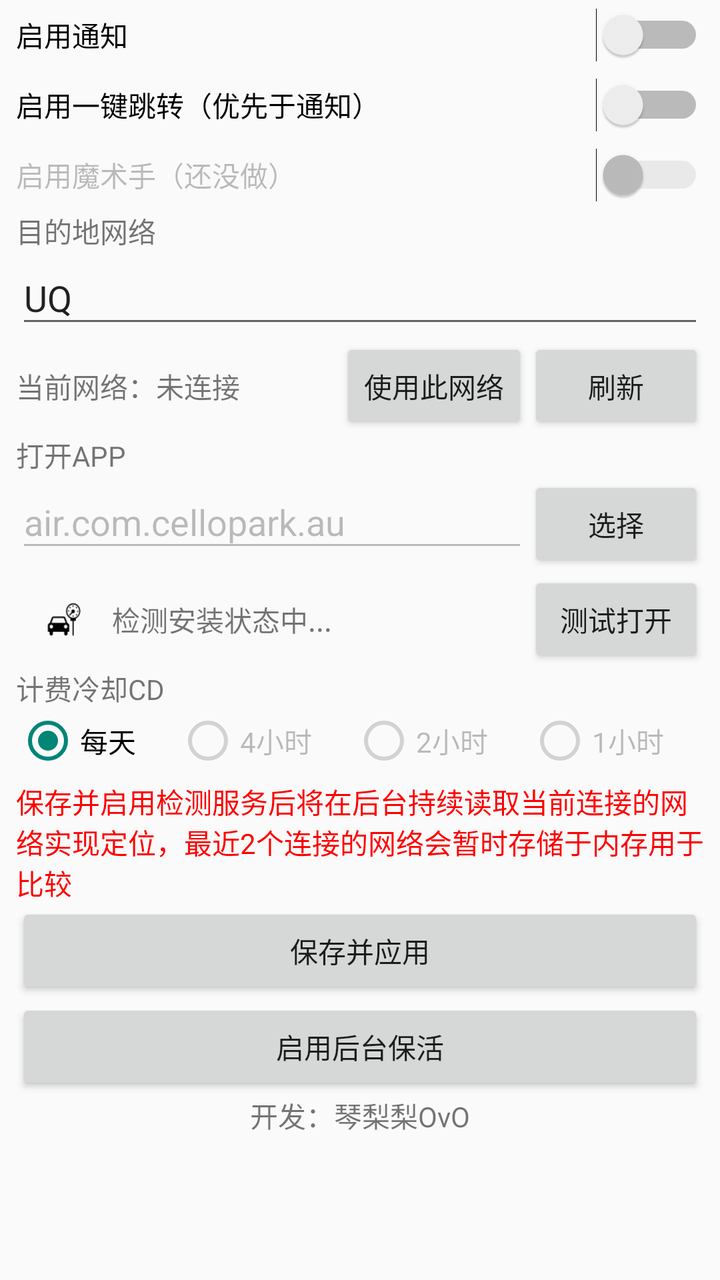
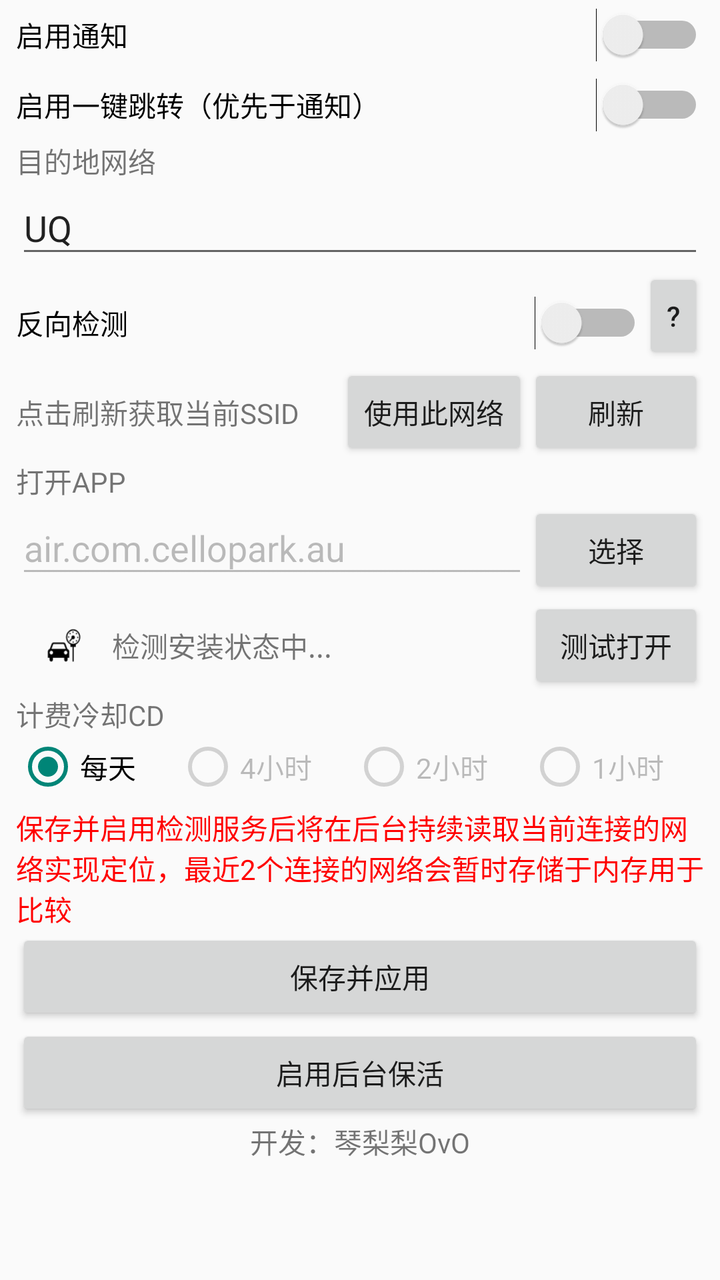

The first picture is an Android layout as it rendered before a commit; the second is the same layout after the commit. The layout source and the unified diff follow.
<!-- AndroidManifest.xml: application theme Theme.ParkingReminderForIdiots -->
<!-- res/layout/activity_main.xml -->
<?xml version="1.0" encoding="utf-8"?>
<LinearLayout xmlns:android="http://schemas.android.com/apk/res/android"
    xmlns:app="http://schemas.android.com/apk/res-auto"
    xmlns:tools="http://schemas.android.com/tools"
    android:id="@+id/main"
    android:layout_width="match_parent"
    android:layout_height="match_parent"
    android:orientation="vertical"
    android:fitsSystemWindows="true"
    tools:context=".MainActivity">
<ScrollView
    android:layout_width="match_parent"
    android:layout_height="match_parent">
    <LinearLayout
        android:layout_width="match_parent"
        android:layout_height="wrap_content"
        android:layout_marginHorizontal="8dp"
        android:orientation="vertical">

        <Switch
            android:id="@+id/enable_msg"
            android:layout_width="match_parent"
            android:layout_height="wrap_content"
            android:layout_marginVertical="4dp"
            android:text="启用通知" />

        <Switch
            android:id="@+id/enable_jump"
            android:layout_width="match_parent"
            android:layout_height="wrap_content"
            android:layout_marginVertical="4dp"
            android:text="启用一键跳转（优先于通知）" />

        <Switch
            android:id="@+id/enable_assist"
            android:layout_width="match_parent"
            android:layout_height="wrap_content"
            android:layout_marginVertical="4dp"
            android:enabled="false"
            android:text="启用魔术手（还没做）" />

        <TextView
        android:layout_width="match_parent"
        android:layout_height="wrap_content"
        android:text="目的地网络" />

    <EditText
        android:id="@+id/ssid"
        android:layout_width="match_parent"
        android:layout_height="wrap_content"
        android:ems="10"
        android:hint="目的地网络"
        android:inputType="text"
        android:text="UQ" />

    <LinearLayout
        android:layout_width="match_parent"
        android:layout_height="wrap_content"
        android:orientation="horizontal">

        <TextView
            android:id="@+id/current_ssid"
            android:layout_width="0dp"
            android:gravity="center_vertical"
            android:layout_height="match_parent"
            android:layout_weight="1"
            android:text="当前网络：未连接" />

        <Button
            android:id="@+id/use_ssid"
            android:layout_width="wrap_content"
            android:layout_height="wrap_content"
            android:layout_weight="0"
            android:onClick="setSSID"
            android:text="使用此网络" />

        <Button
            android:id="@+id/refresh_ssid"
            android:layout_width="wrap_content"
            android:layout_height="wrap_content"
            android:layout_weight="0"
            android:onClick="refreshSSID"
            android:text="刷新" />
    </LinearLayout>

    <TextView
        android:layout_width="match_parent"
        android:layout_height="wrap_content"
        android:text="打开APP" />
    <LinearLayout
        android:layout_width="match_parent"
        android:layout_height="wrap_content"
        android:orientation="horizontal">
        <EditText
            android:id="@+id/pkgname"
            android:layout_width="0dp"
            android:layout_weight="1"
            android:layout_height="wrap_content"
            android:ems="10"
            android:hint="APP包名"
            android:enabled="false"
            android:inputType="text"
            android:text="air.com.cellopark.au" />
        <Button
            android:id="@+id/select_app"
            android:layout_width="wrap_content"
            android:layout_height="wrap_content"
            android:onClick="selectApp"
            android:text="选择" />
    </LinearLayout>

    <LinearLayout
        android:layout_width="match_parent"
        android:layout_height="wrap_content"
        android:orientation="horizontal">

        <ImageView
            android:id="@+id/app_icon"
            android:padding="4dp"
            android:layout_width="48dp"
            android:layout_height="48dp"
            android:layout_weight="0"
            android:src="@drawable/ic_launcher_foreground" />

        <TextView
            android:id="@+id/app_name"
            android:layout_width="0dp"
            android:layout_height="wrap_content"
            android:layout_weight="1"
            android:gravity="center_vertical"
            android:maxLines="1"
            android:text="检测安装状态中..." />

        <Button
            android:id="@+id/test_open"
            android:layout_width="wrap_content"
            android:layout_height="wrap_content"
            android:onClick="testOpen"
            android:text="测试打开" />

    </LinearLayout>


        <TextView
            android:layout_width="match_parent"
            android:layout_height="wrap_content"
            android:text="计费冷却CD" />

        <RadioGroup
            android:orientation="horizontal"
            android:id="@+id/cool_cd"
            android:layout_width="match_parent"
            android:checkedButton="@id/cd_day"
            android:layout_height="36dp" >

            <RadioButton
                android:id="@+id/cd_day"
                android:layout_width="wrap_content"
                android:layout_height="wrap_content"
                android:layout_weight="1"
                android:text="每天" />

            <RadioButton
                android:id="@+id/cd_4hour"
                android:layout_width="wrap_content"
                android:layout_height="wrap_content"
                android:layout_weight="1"
                android:enabled="false"
                android:text="4小时" />

            <RadioButton
                android:id="@+id/cd_2hour"
                android:layout_width="wrap_content"
                android:layout_height="wrap_content"
                android:layout_weight="1"
                android:enabled="false"
                android:text="2小时" />

            <RadioButton
                android:id="@+id/cd_1hour"
                android:layout_width="wrap_content"
                android:layout_height="wrap_content"
                android:layout_weight="1"
                android:enabled="false"
                android:text="1小时" />
        </RadioGroup>

        <TextView
            android:id="@+id/textView"
            android:layout_width="match_parent"
            android:layout_height="wrap_content"
            android:text="保存并启用检测服务后将在后台持续读取当前连接的网络实现定位，最近2个连接的网络会暂时存储于内存用于比较"
            android:textColor="#FF0000" />

        <Button
            android:id="@+id/apply"
            android:layout_width="match_parent"
            android:layout_height="wrap_content"
            android:onClick="saveConfig"
            android:text="保存并应用" />

        <Button
            android:id="@+id/battery_opt"
            android:layout_width="match_parent"
            android:layout_height="wrap_content"
            android:onClick="requestBatteryWhitelist"
            android:text="启用后台保活" />

        <TextView
            android:layout_width="match_parent"
            android:layout_height="wrap_content"
            android:gravity="center_horizontal"
            android:text="开发：琴梨梨OvO" />
    </LinearLayout>
</ScrollView>
</LinearLayout>
<!-- resources referenced by this layout -->
<resources>
  <!-- drawable ic_launcher_foreground: vector/xml drawable (drawable, 2773 chars, omitted) -->
  <style name="Theme.ParkingReminderForIdiots" parent="Base.Theme.ParkingReminderForIdiots" />
  <style name="Base.Theme.ParkingReminderForIdiots" parent="android:Theme.Material.Light">
          
          
      </style>
</resources>

<!-- the commit's change to res/layout/activity_main.xml (unified diff, before → after) -->
@@ -31,14 +31,6 @@
             android:layout_marginVertical="4dp"
             android:text="启用一键跳转（优先于通知）" />
 
-        <Switch
-            android:id="@+id/enable_assist"
-            android:layout_width="match_parent"
-            android:layout_height="wrap_content"
-            android:layout_marginVertical="4dp"
-            android:enabled="false"
-            android:text="启用魔术手（还没做）" />
-
         <TextView
         android:layout_width="match_parent"
         android:layout_height="wrap_content"
@@ -57,6 +49,27 @@
         android:layout_width="match_parent"
         android:layout_height="wrap_content"
         android:orientation="horizontal">
+        <Switch
+            android:id="@+id/enable_reverse"
+            android:layout_width="0dp"
+            android:layout_weight="1"
+            android:layout_height="wrap_content"
+            android:layout_marginVertical="4dp"
+            android:text="反向检测" />
+        <Button
+        android:id="@+id/reverse_help"
+        android:layout_width="wrap_content"
+            android:minWidth="0dp"
+        android:layout_height="wrap_content"
+        android:layout_weight="0"
+        android:onClick="showReverseHelp"
+        android:text="?" />
+
+    </LinearLayout>
+        <LinearLayout
+        android:layout_width="match_parent"
+        android:layout_height="wrap_content"
+        android:orientation="horizontal">
 
         <TextView
             android:id="@+id/current_ssid"
@@ -64,7 +77,7 @@
             android:gravity="center_vertical"
             android:layout_height="match_parent"
             android:layout_weight="1"
-            android:text="当前网络：未连接" />
+            android:text="点击刷新获取当前SSID" />
 
         <Button
             android:id="@+id/use_ssid"
